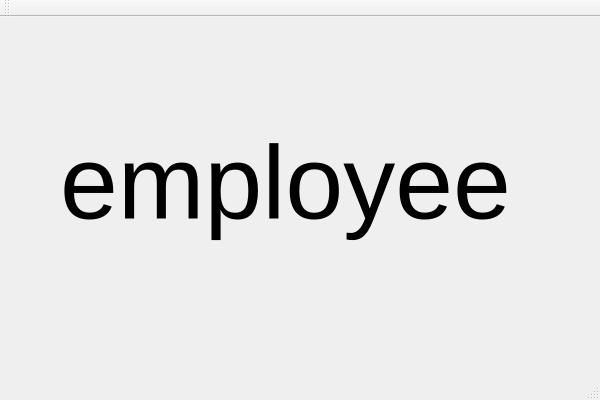
The window that EmployeePage.ui (JustKoshi/QTCinemaProject) describes before a commit, drawn with Qt 5.
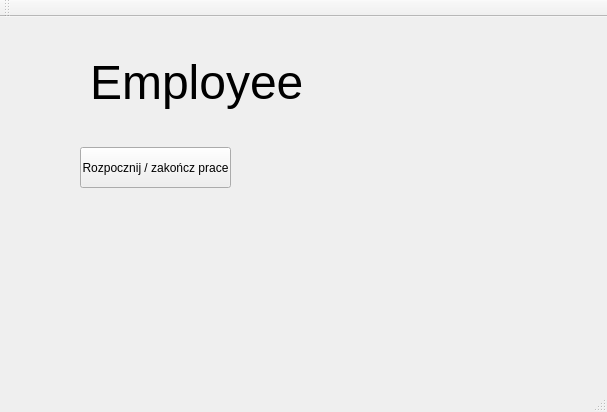
The same window after the commit.

```diff
--- a/EmployeePage.ui
+++ b/EmployeePage.ui
@@ -6,30 +6,48 @@
    <rect>
     <x>0</x>
     <y>0</y>
-    <width>600</width>
-    <height>400</height>
+    <width>607</width>
+    <height>412</height>
    </rect>
   </property>
   <property name="windowTitle">
    <string>EmployeePage</string>
   </property>
   <widget class="QWidget" name="centralWidget">
+   <widget class="QPushButton" name="pushButton_checkOut">
+    <property name="geometry">
+     <rect>
+      <x>80</x>
+      <y>130</y>
+      <width>151</width>
+      <height>41</height>
+     </rect>
+    </property>
+    <property name="font">
+     <font>
+      <pointsize>9</pointsize>
+     </font>
+    </property>
+    <property name="text">
+     <string>Rozpocznij / zakończ prace</string>
+    </property>
+   </widget>
    <widget class="QLabel" name="label">
     <property name="geometry">
      <rect>
-      <x>60</x>
-      <y>100</y>
-      <width>501</width>
-      <height>131</height>
+      <x>90</x>
+      <y>20</y>
+      <width>231</width>
+      <height>91</height>
      </rect>
     </property>
     <property name="font">
      <font>
-      <pointsize>78</pointsize>
+      <pointsize>36</pointsize>
      </font>
     </property>
     <property name="text">
-     <string>employee</string>
+     <string>Employee</string>
     </property>
    </widget>
   </widget>
```
Left out of the diff: 2 changed lines with no effect on the pictures.
